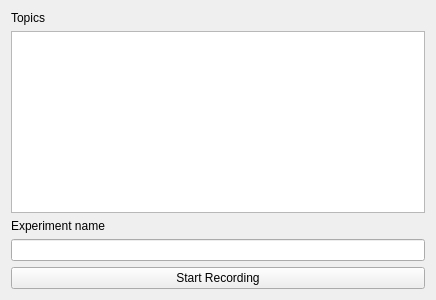
This is workspace/src/barc_gui/src/barc_gui/BARC_experiment.ui in MPC-Berkeley/barc as Qt 5 draws it before an edit. The edited form follows.
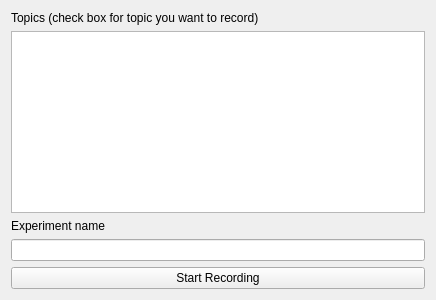
This is the edited form.

Patch:
```diff
--- a/workspace/src/barc_gui/src/barc_gui/BARC_experiment.ui
+++ b/workspace/src/barc_gui/src/barc_gui/BARC_experiment.ui
@@ -26,7 +26,7 @@
    <item>
     <widget class="QLabel" name="label">
      <property name="text">
-      <string>Topics</string>
+      <string>Topics (check box for topic you want to record)</string>
      </property>
     </widget>
    </item>
```
Left out of the diff: 2 changed lines with no effect on the pictures.
